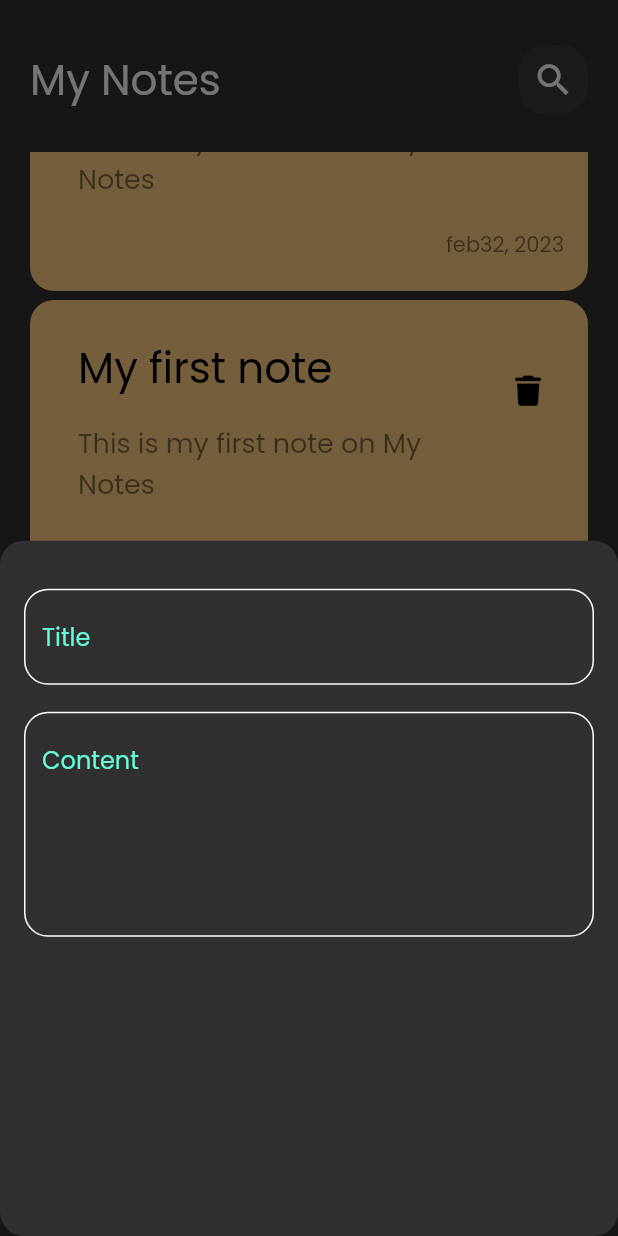
After one commit to islam-diab/MyNotes, a Flutter app: the screen it shows after launch, scrolled down 1728 dp, after a tap on the "add" icon, on a phone screen of 412 x 824 dp. The commit adds this screen. Run offline on Flutter 3.47's test engine with Material 2 defaults, Android fonts, the phone set to English and light mode, and no system bars; our stand-ins replace font_awesome_flutter.

Commit message:
create floating Action Button

```diff
--- /dev/null
+++ b/lib/constant.dart
@@ -0,0 +1,3 @@
+import 'package:flutter/material.dart';
+
+const kPrimaryColor = Colors.tealAccent;
--- /dev/null
+++ b/lib/view/edit_note.dart
@@ -0,0 +1,13 @@
+import 'package:flutter/material.dart';
+import 'package:my_notes/view/widget/edit_note_view_body.dart';
+
+class EditeNote extends StatelessWidget {
+  const EditeNote({Key? key}) : super(key: key);
+
+  @override
+  Widget build(BuildContext context) {
+    return const Scaffold(
+      body: EditNoteViewBody(),
+    );
+  }
+}
--- a/lib/view/notes_view.dart
+++ b/lib/view/notes_view.dart
@@ -1,5 +1,6 @@
 import 'package:flutter/material.dart';
 import 'package:my_notes/view/widget/custom_app_bar.dart';
+import 'package:my_notes/view/widget/custom_buttom_sheet.dart';
 import 'package:my_notes/view/widget/notes_list_view.dart';
 
 class NotesView extends StatelessWidget {
@@ -8,8 +9,21 @@ class NotesView extends StatelessWidget {
   @override
   Widget build(BuildContext context) {
     return Scaffold(
+      floatingActionButton: FloatingActionButton(
+        onPressed: () {
+          showModalBottomSheet(
+              shape: RoundedRectangleBorder(
+                borderRadius: BorderRadius.circular(16),
+              ),
+              context: context,
+              builder: (context) {
+                return const CustomBottomSheet();
+              });
+        },
+        child: const Icon(Icons.add),
+      ),
       body: Padding(
-        padding: const EdgeInsets.only(top: 30, left: 15, right: 15),
+        padding: const EdgeInsets.only(top: 30, left: 20, right: 20),
         child: Column(
           children: const [
             CustomAppBar(),
--- /dev/null
+++ b/lib/view/widget/custom_buttom_sheet.dart
@@ -0,0 +1,27 @@
+import 'package:flutter/material.dart';
+import 'package:my_notes/view/widget/custom_text_field.dart';
+
+class CustomBottomSheet extends StatelessWidget {
+  const CustomBottomSheet({Key? key}) : super(key: key);
+
+  @override
+  Widget build(BuildContext context) {
+    return Padding(
+      padding: EdgeInsets.only(top: 32, left: 16, right: 16),
+      child: Column(
+        children: const [
+          CustomTextField(
+            hitText: 'Title',
+          ),
+          SizedBox(
+            height: 18,
+          ),
+          CustomTextField(
+            hitText: 'Content',
+            maxLine: 5,
+          ),
+        ],
+      ),
+    );
+  }
+}
--- /dev/null
+++ b/lib/view/widget/custom_text_field.dart
@@ -0,0 +1,33 @@
+import 'package:flutter/material.dart';
+import 'package:my_notes/constant.dart';
+
+class CustomTextField extends StatelessWidget {
+  const CustomTextField({Key? key, required this.hitText, this.maxLine = 1})
+      : super(key: key);
+  final String hitText;
+  final int maxLine;
+  @override
+  Widget build(BuildContext context) {
+    return TextField(
+      maxLines: maxLine,
+      cursorColor: kPrimaryColor,
+      decoration: InputDecoration(
+          hintText: hitText,
+          hintStyle: const TextStyle(color: kPrimaryColor),
+          border: buildOutlineInputBorder(),
+          enabledBorder: buildOutlineInputBorder(),
+          focusedBorder: buildOutlineInputBorder(
+            kPrimaryColor,
+          )),
+    );
+  }
+
+  OutlineInputBorder buildOutlineInputBorder([color]) {
+    return OutlineInputBorder(
+      borderRadius: BorderRadius.circular(16),
+      borderSide: BorderSide(
+        color: color ?? Colors.white,
+      ),
+    );
+  }
+}
--- /dev/null
+++ b/lib/view/widget/edit_note_view_body.dart
@@ -0,0 +1,10 @@
+import 'package:flutter/material.dart';
+
+class EditNoteViewBody extends StatelessWidget {
+  const EditNoteViewBody({Key? key}) : super(key: key);
+
+  @override
+  Widget build(BuildContext context) {
+    return Container();
+  }
+}
--- a/lib/view/widget/notes_item.dart
+++ b/lib/view/widget/notes_item.dart
@@ -1,5 +1,6 @@
 import 'package:flutter/material.dart';
 import 'package:font_awesome_flutter/font_awesome_flutter.dart';
+import 'package:my_notes/view/edit_note.dart';
 
 class NotesItem extends StatelessWidget {
   const NotesItem({Key? key}) : super(key: key);
@@ -7,7 +8,16 @@ class NotesItem extends StatelessWidget {
   @override
   Widget build(BuildContext context) {
     return Padding(
-      padding: const EdgeInsets.only(bottom: 10),
+      padding: const EdgeInsets.only(bottom: 6),
+      child: GestureDetector(
+        onTap: () {
+          Navigator.push(
+            context,
+            MaterialPageRoute(builder: (context) {
+              return const EditeNote();
+            }),
+          );
+        },
         child: Container(
           padding: const EdgeInsets.only(top: 20, left: 16, bottom: 20),
           decoration: BoxDecoration(
@@ -56,6 +66,7 @@ class NotesItem extends StatelessWidget {
             ],
           ),
         ),
+      ),
     );
   }
 }
--- a/lib/view/widget/notes_list_view.dart
+++ b/lib/view/widget/notes_list_view.dart
@@ -7,9 +7,14 @@ class NotesListView extends StatelessWidget {
   @override
   Widget build(BuildContext context) {
     return Expanded(
-      child: ListView.builder(itemBuilder: (context, index) {
-        return const NotesItem();
-      }),
+      child: Padding(
+        padding: const EdgeInsets.symmetric(vertical: 10),
+        child: ListView.builder(
+            padding: EdgeInsets.zero,
+            itemBuilder: (context, index) {
+              return const NotesItem();
+            }),
+      ),
     );
   }
 }
```
Lines whose indentation alone changed are shown as unchanged.
